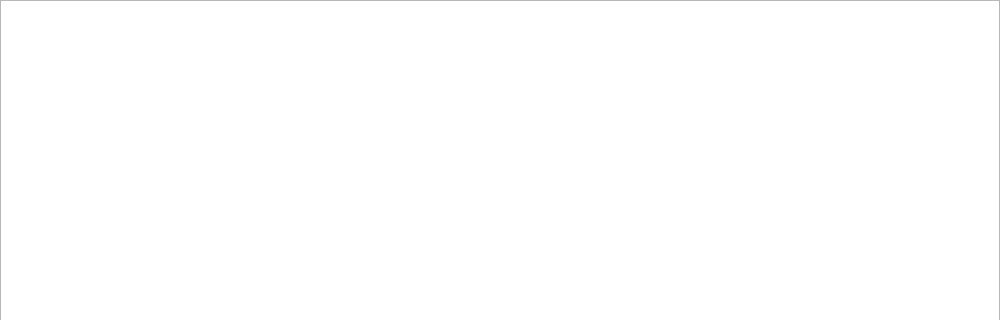
Qt form ui/mainwindow.ui (Nerd-Trader/IPO-Stalker) before a commit; both pictures show x 0 to 1000 and y 0 to 320 of the 1000 by 800 pixel window.
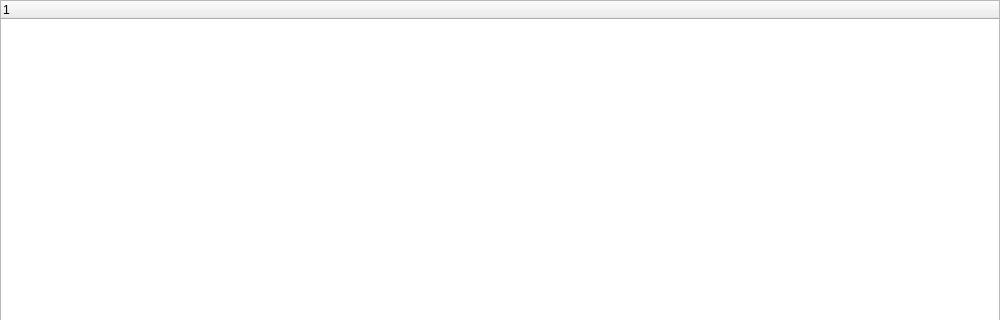
The same form after that commit.

The edit to the form file:
```diff
--- a/ui/mainwindow.ui
+++ b/ui/mainwindow.ui
@@ -16,7 +16,7 @@
         <widget class="QWidget" name="centralWidget">
             <layout class="QVBoxLayout" name="verticalLayout">
                 <item>
-                    <widget class="QPlainTextEdit" name="textArea" />
+                    <widget class="QTreeWidget" name="treeWidget" />
                 </item>
             </layout>
         </widget>
```
